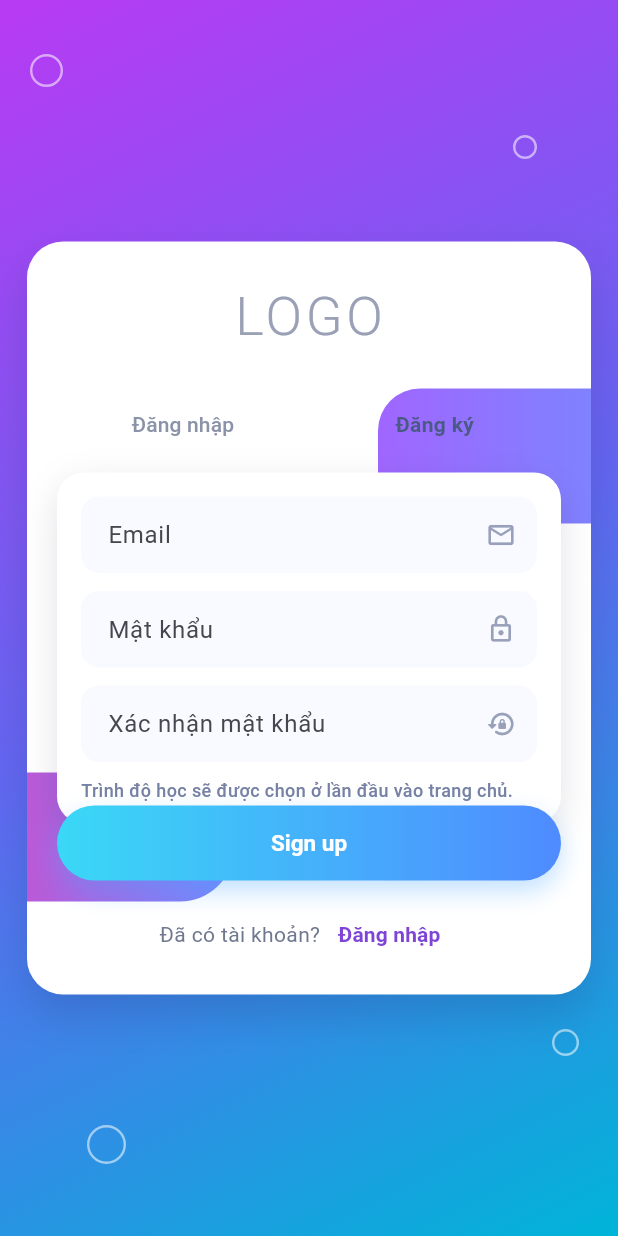
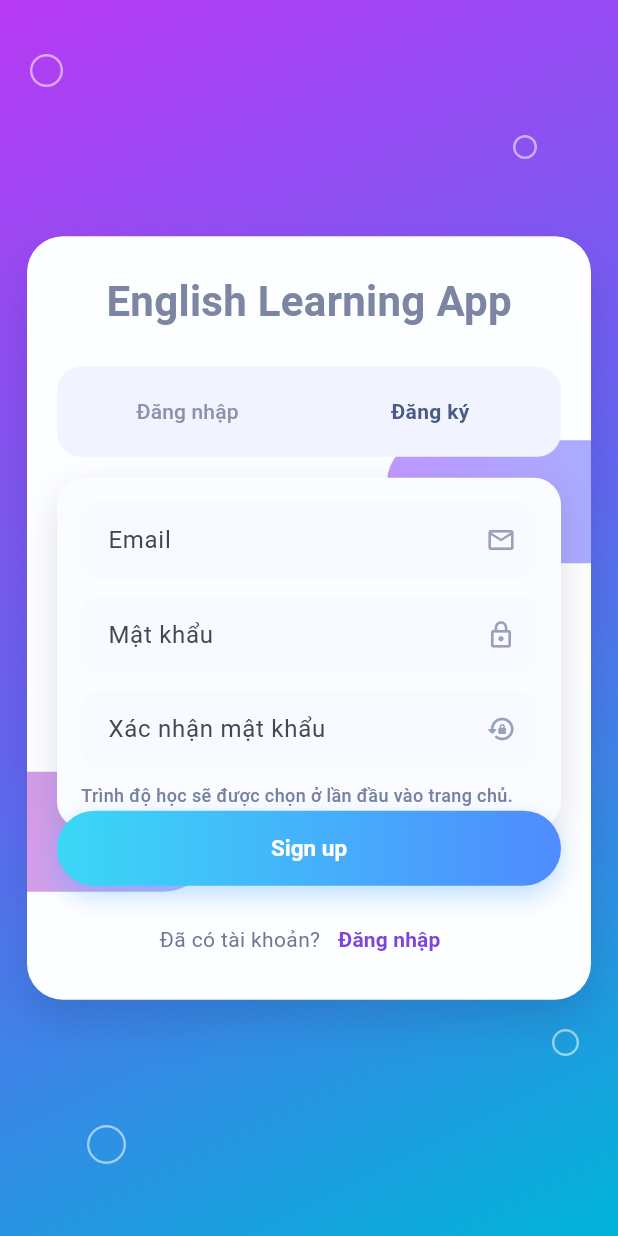
Before and after one commit to HelloNeighbor2311/English_Learning_App, a Flutter app: the screen it shows after launch, after a tap on "Đăng ký", on a phone screen of 412 x 824 dp. Run offline on Flutter 3.47's test engine with Material 3 defaults, Android fonts, the phone set to English and light mode, and no system bars; our stand-ins replace cloud_firestore, firebase_auth, firebase_core, google_sign_in, supabase_flutter; accounts and stored records are empty.

```diff
--- a/lib/bootstrap/firebase_bootstrap.dart
+++ b/lib/bootstrap/firebase_bootstrap.dart
@@ -1,9 +1,13 @@
 import 'package:firebase_core/firebase_core.dart';
 import 'package:flutter/widgets.dart';
+
+import '../firebase_options.dart';
 
 class FirebaseBootstrap {
   static Future<void> initialize() async {
     WidgetsFlutterBinding.ensureInitialized();
-    await Firebase.initializeApp();
+    await Firebase.initializeApp(
+      options: DefaultFirebaseOptions.currentPlatform,
+    );
   }
 }
--- a/lib/features/authentication/modules/sign_in/presentation/sign_in_page.dart
+++ b/lib/features/authentication/modules/sign_in/presentation/sign_in_page.dart
@@ -14,6 +14,8 @@ class SignInPage extends StatefulWidget {
 
 class _SignInPageState extends State<SignInPage>
     with SingleTickerProviderStateMixin {
+  static const String _appName = 'English Learning App';
+
   final _emailController = TextEditingController();
   final _passwordController = TextEditingController();
   bool _isLoading = false;
@@ -129,7 +131,7 @@ class _SignInPageState extends State<SignInPage>
                         constraints: const BoxConstraints(maxWidth: 390),
                         child: Container(
                           decoration: BoxDecoration(
-                            color: Colors.white,
+                            color: const Color(0xFFFDFEFF),
                             borderRadius: BorderRadius.circular(24),
                             boxShadow: const [
                               BoxShadow(
@@ -139,19 +141,21 @@ class _SignInPageState extends State<SignInPage>
                               ),
                             ],
                           ),
+                          child: ClipRRect(
+                            borderRadius: BorderRadius.circular(24),
                             child: Stack(
                               children: [
                                 Positioned(
-                                top: 96,
+                                  top: 136,
                                   left: 0,
                                   child: Container(
-                                  width: 140,
-                                  height: 88,
+                                    width: 136,
+                                    height: 82,
                                     decoration: const BoxDecoration(
                                       gradient: LinearGradient(
                                         colors: [
-                                        Color(0xFF5C8EFF),
-                                        Color(0xFF739BFF),
+                                          Color(0xAA5C8EFF),
+                                          Color(0xAA739BFF),
                                         ],
                                       ),
                                       borderRadius: BorderRadius.only(
@@ -162,16 +166,16 @@ class _SignInPageState extends State<SignInPage>
                                   ),
                                 ),
                                 Positioned(
-                                bottom: 66,
+                                  bottom: 72,
                                   right: 0,
                                   child: Container(
-                                  width: 132,
-                                  height: 84,
+                                    width: 126,
+                                    height: 80,
                                     decoration: const BoxDecoration(
                                       gradient: LinearGradient(
                                         colors: [
-                                        Color(0xFFCC57D1),
-                                        Color(0xFF7E67F2),
+                                          Color(0x99CC57D1),
+                                          Color(0x997E67F2),
                                         ],
                                       ),
                                       borderRadius: BorderRadius.only(
@@ -194,17 +198,28 @@ class _SignInPageState extends State<SignInPage>
                                     children: [
                                       const Center(
                                         child: Text(
-                                        'LOGO',
+                                          _appName,
                                           style: TextStyle(
-                                          fontSize: 36,
-                                          letterSpacing: 2.4,
-                                          color: Color(0xFF9AA0B5),
-                                          fontWeight: FontWeight.w300,
+                                            fontSize: 28,
+                                            letterSpacing: 0.2,
+                                            color: Color(0xFF7C86A3),
+                                            fontWeight: FontWeight.w600,
                                           ),
                                         ),
                                       ),
                                       const SizedBox(height: 24),
-                                    Row(
+                                      Container(
+                                        padding: const EdgeInsets.symmetric(
+                                          horizontal: 6,
+                                          vertical: 6,
+                                        ),
+                                        decoration: BoxDecoration(
+                                          color: const Color(0xFFF1F4FF),
+                                          borderRadius: BorderRadius.circular(
+                                            16,
+                                          ),
+                                        ),
+                                        child: Row(
                                           children: [
                                             const Expanded(
                                               child: Text(
@@ -232,7 +247,8 @@ class _SignInPageState extends State<SignInPage>
                                             ),
                                           ],
                                         ),
-                                    const SizedBox(height: 8),
+                                      ),
+                                      const SizedBox(height: 14),
                                       Container(
                                         padding: const EdgeInsets.fromLTRB(
                                           16,
@@ -241,8 +257,10 @@ class _SignInPageState extends State<SignInPage>
                                           14,
                                         ),
                                         decoration: BoxDecoration(
-                                        color: Colors.white,
-                                        borderRadius: BorderRadius.circular(18),
+                                          color: const Color(0xFFFBFCFF),
+                                          borderRadius: BorderRadius.circular(
+                                            18,
+                                          ),
                                           boxShadow: const [
                                             BoxShadow(
                                               color: Color(0x201B1A3D),
@@ -265,7 +283,8 @@ class _SignInPageState extends State<SignInPage>
                                               hint: 'Mật khẩu',
                                               icon: _obscurePassword
                                                   ? Icons.visibility_outlined
-                                                : Icons.visibility_off_outlined,
+                                                  : Icons
+                                                        .visibility_off_outlined,
                                               enabled: !_isLoading,
                                               obscureText: _obscurePassword,
                                               onIconTap: () {
@@ -294,7 +313,9 @@ class _SignInPageState extends State<SignInPage>
                                                       },
                                                 child: const Text(
                                                   'Quên mật khẩu?',
-                                                style: TextStyle(fontSize: 12),
+                                                  style: TextStyle(
+                                                    fontSize: 12,
+                                                  ),
                                                 ),
                                               ),
                                             ),
@@ -314,8 +335,10 @@ class _SignInPageState extends State<SignInPage>
                                                           const EdgeInsets.only(
                                                             bottom: 8,
                                                           ),
-                                                    child: StatusMessageBanner(
-                                                      message: _errorMessage!,
+                                                      child:
+                                                          StatusMessageBanner(
+                                                            message:
+                                                                _errorMessage!,
                                                             isError: true,
                                                           ),
                                                     ),
@@ -355,7 +378,8 @@ class _SignInPageState extends State<SignInPage>
                                                     : _signInWithEmail,
                                                 style: ElevatedButton.styleFrom(
                                                   elevation: 0,
-                                                shadowColor: Colors.transparent,
+                                                  shadowColor:
+                                                      Colors.transparent,
                                                   backgroundColor:
                                                       Colors.transparent,
                                                   foregroundColor: Colors.white,
@@ -372,7 +396,8 @@ class _SignInPageState extends State<SignInPage>
                                                         child:
                                                             CircularProgressIndicator(
                                                               strokeWidth: 2,
-                                                            color: Colors.white,
+                                                              color:
+                                                                  Colors.white,
                                                             ),
                                                       )
                                                     : const Text('Login'),
@@ -389,7 +414,9 @@ class _SignInPageState extends State<SignInPage>
                                           Icons.g_mobiledata_rounded,
                                           size: 24,
                                         ),
-                                      label: const Text('Tiếp tục với Google'),
+                                        label: const Text(
+                                          'Tiếp tục với Google',
+                                        ),
                                       ),
                                       const SizedBox(height: 10),
                                       Row(
@@ -420,6 +447,7 @@ class _SignInPageState extends State<SignInPage>
                                   ),
                                 ),
                               ],
+                            ),
                           ),
                         ),
                       ),
--- a/lib/features/authentication/modules/sign_up/presentation/sign_up_page.dart
+++ b/lib/features/authentication/modules/sign_up/presentation/sign_up_page.dart
@@ -18,6 +18,8 @@ class SignUpPage extends StatefulWidget {
 
 class _SignUpPageState extends State<SignUpPage>
     with SingleTickerProviderStateMixin {
+  static const String _appName = 'English Learning App';
+
   late final SignUpUseCase _signUpUseCase;
   late SignUpState _state;
 
@@ -152,7 +154,7 @@ class _SignUpPageState extends State<SignUpPage>
                         constraints: const BoxConstraints(maxWidth: 390),
                         child: Container(
                           decoration: BoxDecoration(
-                            color: Colors.white,
+                            color: const Color(0xFFFDFEFF),
                             borderRadius: BorderRadius.circular(24),
                             boxShadow: const [
                               BoxShadow(
@@ -162,19 +164,21 @@ class _SignUpPageState extends State<SignUpPage>
                               ),
                             ],
                           ),
+                          child: ClipRRect(
+                            borderRadius: BorderRadius.circular(24),
                             child: Stack(
                               children: [
                                 Positioned(
-                                top: 98,
+                                  top: 136,
                                   right: 0,
                                   child: Container(
-                                  width: 142,
-                                  height: 90,
+                                    width: 136,
+                                    height: 82,
                                     decoration: const BoxDecoration(
                                       gradient: LinearGradient(
                                         colors: [
-                                        Color(0xFFA066FF),
-                                        Color(0xFF7F82FF),
+                                          Color(0xAAA066FF),
+                                          Color(0xAA7F82FF),
                                         ],
                                       ),
                                       borderRadius: BorderRadius.only(
@@ -185,16 +189,16 @@ class _SignUpPageState extends State<SignUpPage>
                                   ),
                                 ),
                                 Positioned(
-                                bottom: 62,
+                                  bottom: 72,
                                   left: 0,
                                   child: Container(
-                                  width: 138,
-                                  height: 86,
+                                    width: 126,
+                                    height: 80,
                                     decoration: const BoxDecoration(
                                       gradient: LinearGradient(
                                         colors: [
-                                        Color(0xFFBB59D7),
-                                        Color(0xFF6E8BFF),
+                                          Color(0x99BB59D7),
+                                          Color(0x996E8BFF),
                                         ],
                                       ),
                                       borderRadius: BorderRadius.only(
@@ -217,17 +221,28 @@ class _SignUpPageState extends State<SignUpPage>
                                     children: [
                                       const Center(
                                         child: Text(
-                                        'LOGO',
+                                          _appName,
                                           style: TextStyle(
-                                          fontSize: 36,
-                                          letterSpacing: 2.4,
-                                          color: Color(0xFF9AA0B5),
-                                          fontWeight: FontWeight.w300,
+                                            fontSize: 28,
+                                            letterSpacing: 0.2,
+                                            color: Color(0xFF7C86A3),
+                                            fontWeight: FontWeight.w600,
                                           ),
                                         ),
                                       ),
                                       const SizedBox(height: 24),
-                                    Row(
+                                      Container(
+                                        padding: const EdgeInsets.symmetric(
+                                          horizontal: 6,
+                                          vertical: 6,
+                                        ),
+                                        decoration: BoxDecoration(
+                                          color: const Color(0xFFF1F4FF),
+                                          borderRadius: BorderRadius.circular(
+                                            16,
+                                          ),
+                                        ),
+                                        child: Row(
                                           children: [
                                             Expanded(
                                               child: TextButton(
@@ -255,7 +270,8 @@ class _SignUpPageState extends State<SignUpPage>
                                             ),
                                           ],
                                         ),
-                                    const SizedBox(height: 8),
+                                      ),
+                                      const SizedBox(height: 14),
                                       Container(
                                         padding: const EdgeInsets.fromLTRB(
                                           16,
@@ -264,8 +280,10 @@ class _SignUpPageState extends State<SignUpPage>
                                           14,
                                         ),
                                         decoration: BoxDecoration(
-                                        color: Colors.white,
-                                        borderRadius: BorderRadius.circular(18),
+                                          color: const Color(0xFFFBFCFF),
+                                          borderRadius: BorderRadius.circular(
+                                            18,
+                                          ),
                                           boxShadow: const [
                                             BoxShadow(
                                               color: Color(0x201B1A3D),
@@ -326,7 +344,8 @@ class _SignUpPageState extends State<SignUpPage>
                                                           ),
                                                       child: StatusMessageBanner(
                                                         message:
-                                                          _state.errorMessage ??
+                                                            _state
+                                                                .errorMessage ??
                                                             'Đã xảy ra lỗi',
                                                         isError: true,
                                                       ),
@@ -349,7 +368,9 @@ class _SignUpPageState extends State<SignUpPage>
                                                       ),
                                                     )
                                                   : const SizedBox(
-                                                    key: ValueKey('no_message'),
+                                                      key: ValueKey(
+                                                        'no_message',
+                                                      ),
                                                     ),
                                             ),
                                           ],
@@ -387,7 +408,8 @@ class _SignUpPageState extends State<SignUpPage>
                                                     : _handleSignUp,
                                                 style: ElevatedButton.styleFrom(
                                                   elevation: 0,
-                                                shadowColor: Colors.transparent,
+                                                  shadowColor:
+                                                      Colors.transparent,
                                                   backgroundColor:
                                                       Colors.transparent,
                                                   foregroundColor: Colors.white,
@@ -404,7 +426,8 @@ class _SignUpPageState extends State<SignUpPage>
                                                         child:
                                                             CircularProgressIndicator(
                                                               strokeWidth: 2,
-                                                            color: Colors.white,
+                                                              color:
+                                                                  Colors.white,
                                                             ),
                                                       )
                                                     : const Text('Sign up'),
@@ -441,6 +464,7 @@ class _SignUpPageState extends State<SignUpPage>
                                   ),
                                 ),
                               ],
+                            ),
                           ),
                         ),
                       ),
```
Also changed, not shown: lib/firebase_options.dart (added). Lines whose indentation alone changed are shown as unchanged.
